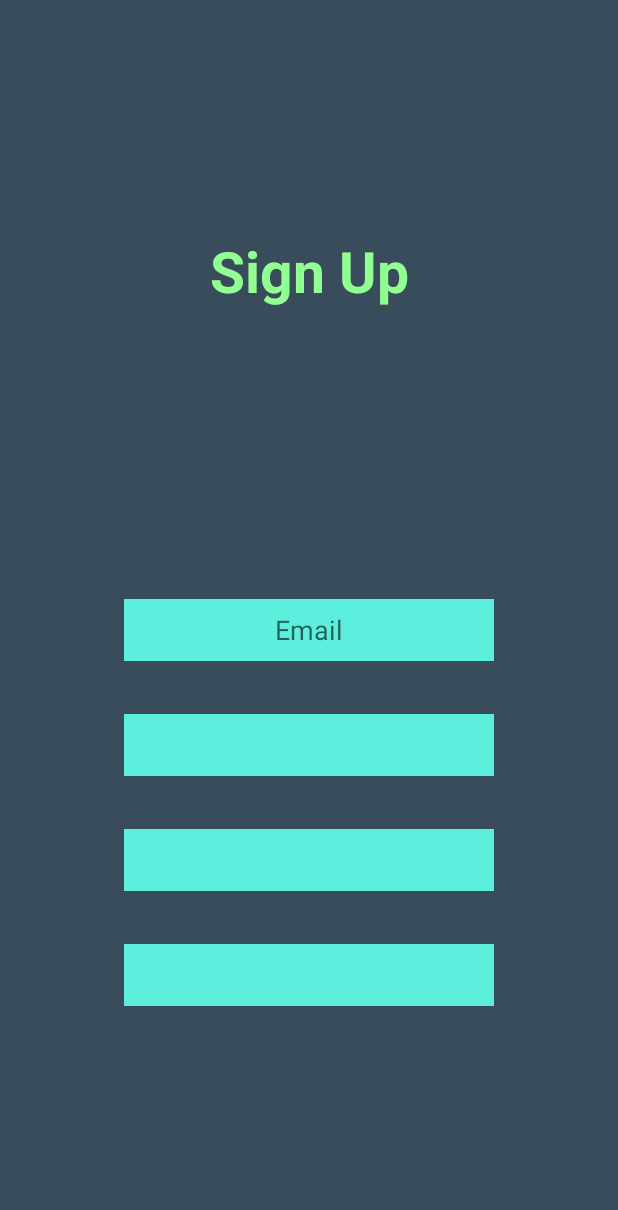
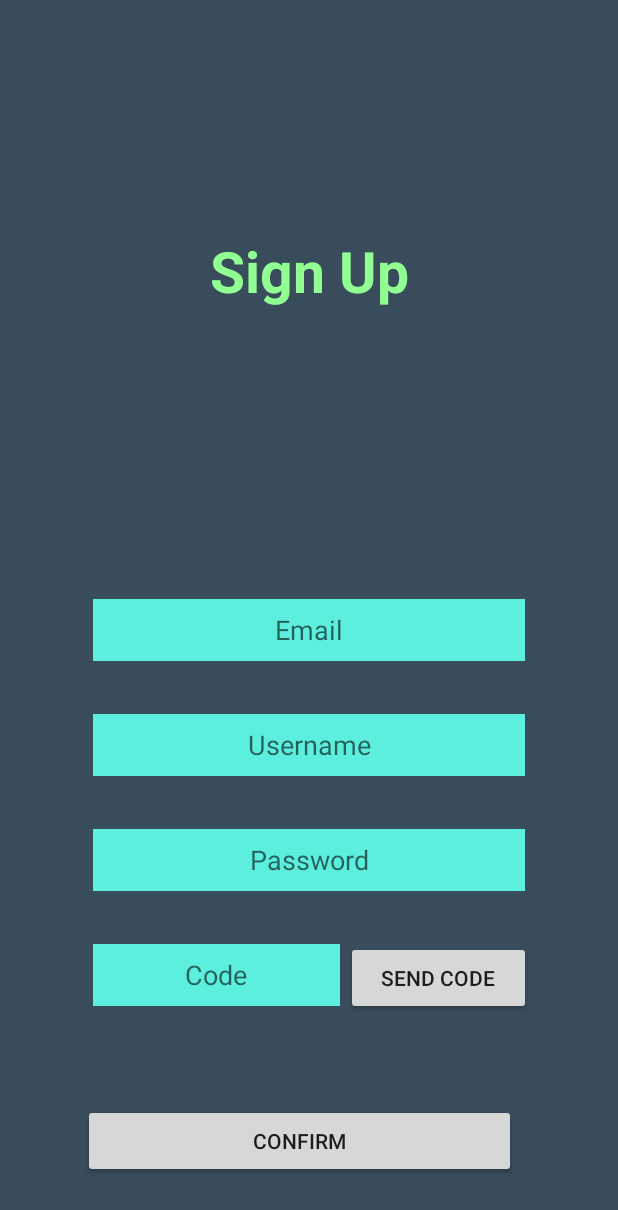
Before and after one commit to daniyeg/Polaris, an Android app built with Jetpack Compose: the SignupActivity screen opened directly, with no data from a screen before it, on a phone screen of 412 x 824 dp. Shown: the top 1210 px of the screen. Run offline under Robolectric (Android 15) with nearby library versions, the phone set to English and light mode, and no system bars.

Commit message:
refine: sign up

```diff
--- a/client/app/src/main/java/com/beyond5g/polaris/SignupActivity.kt
+++ b/client/app/src/main/java/com/beyond5g/polaris/SignupActivity.kt
@@ -1,11 +1,29 @@
 package com.beyond5g.polaris
 
+import android.content.Intent
 import android.os.Bundle
+import android.util.Log
+import android.widget.Button
+import android.widget.EditText
 import androidx.appcompat.app.AppCompatActivity
 
 class SignupActivity : AppCompatActivity() {
     override fun onCreate(savedInstanceState: Bundle?) {
         super.onCreate(savedInstanceState)
         setContentView(R.layout.signup)
+
+        val confirmButton = findViewById<Button>(R.id.confirm)
+        confirmButton.setOnClickListener {
+            val email = findViewById<EditText>(R.id.email).text.toString()
+            val username = findViewById<EditText>(R.id.username).text.toString()
+            val password = findViewById<EditText>(R.id.password).text.toString()
+            val code = findViewById<EditText>(R.id.code).text.toString()
+        }
+
+
+        val sendcodeButton = findViewById<Button>(R.id.sendcode)
+        sendcodeButton.setOnClickListener {
+
+        }
     }
 }
--- a/client/app/src/main/res/layout/signup.xml
+++ b/client/app/src/main/res/layout/signup.xml
@@ -27,7 +27,7 @@
         android:id="@+id/email"
         android:layout_width="0dp"
         android:layout_height="0dp"
-        app:layout_constraintWidth_percent="0.6"
+        app:layout_constraintWidth_percent="0.7"
         app:layout_constraintHeight_percent="0.05"
         android:layout_marginTop="16dp"
         android:background="#5CEFDE"
@@ -46,9 +46,12 @@
         android:id="@+id/username"
         android:layout_width="0dp"
         android:layout_height="0dp"
-        app:layout_constraintWidth_percent="0.6"
+        app:layout_constraintWidth_percent="0.7"
         app:layout_constraintHeight_percent="0.05"
         android:layout_marginTop="16dp"
+        android:hint="Username"
+        android:textAlignment="center"
+
         android:background="#5CEFDE"
         app:layout_constraintTop_toTopOf="parent"
         app:layout_constraintBottom_toBottomOf="parent"
@@ -62,9 +65,12 @@
         android:id="@+id/password"
         android:layout_width="0dp"
         android:layout_height="0dp"
-        app:layout_constraintWidth_percent="0.6"
+        app:layout_constraintWidth_percent="0.7"
         app:layout_constraintHeight_percent="0.05"
         android:layout_marginTop="16dp"
+        android:hint="Password"
+        android:textAlignment="center"
+
         android:background="#5CEFDE"
         app:layout_constraintTop_toTopOf="parent"
         app:layout_constraintBottom_toBottomOf="parent"
@@ -76,18 +82,57 @@
 
     <EditText
         android:id="@+id/code"
+        android:layout_marginTop="16dp"
+        android:background="#5CEFDE"
+        android:hint="Code"
+        android:textAlignment="center"
+
         android:layout_width="0dp"
         android:layout_height="0dp"
-        app:layout_constraintWidth_percent="0.6"
+        app:layout_constraintWidth_percent="0.4"
         app:layout_constraintHeight_percent="0.05"
-        android:layout_marginTop="16dp"
-        android:background="#5CEFDE"
         app:layout_constraintTop_toTopOf="parent"
         app:layout_constraintBottom_toBottomOf="parent"
         app:layout_constraintVertical_bias="0.8"
         app:layout_constraintStart_toStartOf="parent"
         app:layout_constraintEnd_toEndOf="parent"
-        app:layout_constraintHorizontal_bias="0.5"
+        app:layout_constraintHorizontal_bias="0.25"
         />
 
+    <Button
+        android:id="@+id/sendcode"
+
+        android:text="Send Code"
+        tools:layout_editor_absoluteX="261dp"
+        tools:layout_editor_absoluteY="626dp"
+        android:layout_width="0dp"
+        android:layout_height="0dp"
+        app:layout_constraintWidth_percent="0.3"
+        app:layout_constraintHeight_percent="0.06"
+        app:layout_constraintTop_toTopOf="parent"
+        app:layout_constraintBottom_toBottomOf="parent"
+        app:layout_constraintVertical_bias="0.81"
+        app:layout_constraintStart_toStartOf="parent"
+        app:layout_constraintEnd_toEndOf="parent"
+        app:layout_constraintHorizontal_bias="0.80"
+
+        />
+
+    <Button
+        android:id="@+id/confirm"
+
+        android:text="Confirm"
+        tools:layout_editor_absoluteX="261dp"
+        tools:layout_editor_absoluteY="626dp"
+        android:layout_width="0dp"
+        android:layout_height="0dp"
+        app:layout_constraintWidth_percent="0.7"
+        app:layout_constraintHeight_percent="0.06"
+        app:layout_constraintTop_toTopOf="parent"
+        app:layout_constraintBottom_toBottomOf="parent"
+        app:layout_constraintVertical_bias="0.95"
+        app:layout_constraintStart_toStartOf="parent"
+        app:layout_constraintEnd_toEndOf="parent"
+        app:layout_constraintHorizontal_bias="0.45" />
+
 </androidx.constraintlayout.widget.ConstraintLayout>
```
